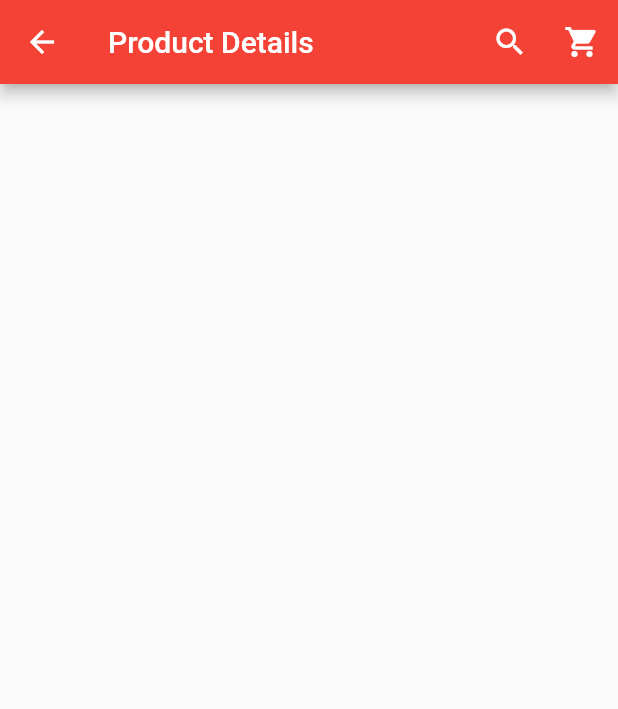
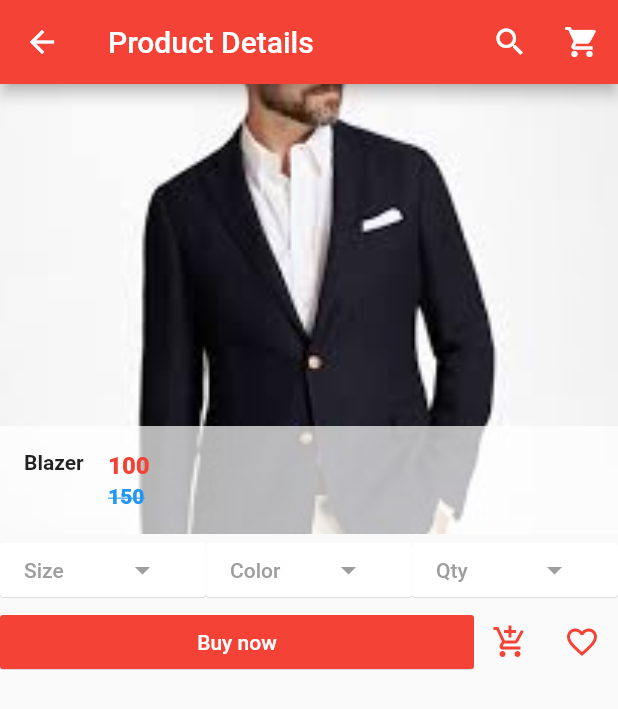
Before and after one commit to tribhuwan1123/flutter_shop_app, a Flutter app: the screen it shows after launch, after a tap on "Blazer", on a phone screen of 412 x 824 dp. Shown: the top 709 px of the screen. Run offline on Flutter 3.47's test engine with Material 2 defaults, Android fonts, the phone set to English and light mode, and no system bars; our stand-ins replace carousel_pro.

Commit message:
Product Details page

```diff
--- a/lib/components/products.dart
+++ b/lib/components/products.dart
@@ -15,7 +15,7 @@ class _ProductsState extends State<Products> {
       "price": "100"
     },
     {
-      "name": "Blazer",
+      "name": "Blazzer",
       "picture": "images/products/blazer2.jpeg",
       "oldPrice": "140",
       "price": "80"
@@ -39,7 +39,7 @@ class _ProductsState extends State<Products> {
       "price": "100"
     },
     {
-      "name": "Hills",
+      "name": "Hill Shoes",
       "picture": "images/products/hills2.jpeg",
       "oldPrice": "150",
       "price": "100"
@@ -51,7 +51,7 @@ class _ProductsState extends State<Products> {
       "price": "100"
     },
     {
-      "name": "Pants",
+      "name": "Pant",
       "picture": "images/products/pants2.jpeg",
       "oldPrice": "150",
       "price": "100"
@@ -69,7 +69,7 @@ class _ProductsState extends State<Products> {
       "price": "100"
     },
     {
-      "name": "Skirt",
+      "name": "Skirts",
       "picture": "images/products/skt2.jpeg",
       "oldPrice": "150",
       "price": "100"
@@ -84,10 +84,11 @@ class _ProductsState extends State<Products> {
             new SliverGridDelegateWithFixedCrossAxisCount(crossAxisCount: 2),
         itemBuilder: (BuildContext context, int index) {
           return SingleProduct(
-              productName: productDetails[index]['name'],
-              price: productDetails[index]['price'],
-              oldPrice: productDetails[index]['oldPrice'],
-              productImage: productDetails[index]['picture']);
+            productName: productDetails[index]['name'],
+            productImage: productDetails[index]['picture'],
+            price: productDetails[index]['price'],
+            oldPrice: productDetails[index]['oldPrice'],
+          );
         });
   }
 }
@@ -104,12 +105,17 @@ class SingleProduct extends StatelessWidget {
   @override
   Widget build(BuildContext context) {
     return Card(
-      child: Hero(
+      child: new Hero(
         tag: productName,
         child: Material(
           child: InkWell(
-            onTap: () => Navigator.of(context).push(new MaterialPageRoute(
-                builder: (context) => ProductDetail())),
+            onTap: () => Navigator.of(context).push(
+                new MaterialPageRoute(builder: (context) => ProductDetail(
+                  productDetailName: productName,
+                  productDetailNewPrice: price,
+                  productDetailOldPrice: oldPrice,
+                  productDetailImage: productImage,
+                ))),
             child: GridTile(
               footer: Container(
                 color: Colors.white70,
--- a/lib/main.dart
+++ b/lib/main.dart
@@ -20,7 +20,7 @@ class HomePage extends StatefulWidget {
 class _HomePageState extends State<HomePage> {
   @override
   Widget build(BuildContext context) {
-  Widget image_carousel= new Container(
+  Widget imageCarousel= new Container(
     height: 200.0,
     child: Carousel(
       boxFit: BoxFit.cover,
@@ -130,7 +130,7 @@ class _HomePageState extends State<HomePage> {
       ),
       body: new ListView(
         children: <Widget>[
-          image_carousel,
+          imageCarousel,
           new Padding(padding: const EdgeInsets.all(8.0),
           child: new Text('Categories'),),
           HorizontalList(),
--- a/lib/pages/productDetails.dart
+++ b/lib/pages/productDetails.dart
@@ -1,6 +1,17 @@
 import 'package:flutter/material.dart';
 
 class ProductDetail extends StatefulWidget {
+  final productDetailName;
+  final productDetailNewPrice;
+  final productDetailOldPrice;
+  final productDetailImage;
+
+  ProductDetail(
+      {this.productDetailName,
+      this.productDetailNewPrice,
+      this.productDetailOldPrice,
+      this.productDetailImage});
+
   @override
   _ProductDetailState createState() => _ProductDetailState();
 }
@@ -27,6 +38,120 @@ class _ProductDetailState extends State<ProductDetail> {
               onPressed: () {})
         ],
       ),
+      body: new ListView(
+        children: <Widget>[
+          new Container(
+            height: 300.0,
+            child: GridTile(
+              footer: Container(
+                color: Colors.white70,
+                child: ListTile(
+                  leading: Text(
+                    widget.productDetailName,
+                    style: TextStyle(fontWeight: FontWeight.bold),
+                  ),
+                  title: Text(
+                    widget.productDetailNewPrice,
+                    style: TextStyle(
+                        color: Colors.red, fontWeight: FontWeight.w800),
+                  ),
+                  subtitle: Text(
+                    widget.productDetailOldPrice,
+                    style: TextStyle(
+                        color: Colors.blue,
+                        fontWeight: FontWeight.w800,
+                        decoration: TextDecoration.lineThrough),
+                  ),
+                ),
+              ),
+              child: Image.asset(
+                widget.productDetailImage,
+                fit: BoxFit.cover,
+              ),
+            ),
+          ),
+          Row(
+            children: <Widget>[
+              Expanded(
+                child: MaterialButton(
+                  onPressed: () {},
+                  color: Colors.white,
+                  textColor: Colors.grey,
+                  elevation: 0.2,
+                  child: Row(
+                    children: <Widget>[
+                      Expanded(
+                        child: new Text("Size"),
+                      ),
+                      Expanded(
+                        child: new Icon(Icons.arrow_drop_down),
+
+                      )
+
+                    ],
+                  ),
+                ),
+              ),
+              Expanded(
+                child: MaterialButton(
+                  onPressed: () {},
+                  color: Colors.white,
+                  textColor: Colors.grey,
+                  elevation: 0.2,
+                  child: Row(
+                    children: <Widget>[
+                      Expanded(
+                        child: new Text("Color"),
+                      ),
+                      Expanded(
+                        child: new Icon(Icons.arrow_drop_down),
+
+                      )
+
+                    ],
+                  ),
+                ),
+              ),
+              Expanded(
+                child: MaterialButton(
+                  onPressed: () {},
+                  color: Colors.white,
+                  textColor: Colors.grey,
+                  elevation: 0.2,
+                  child: Row(
+                    children: <Widget>[
+                      Expanded(
+                        child: new Text("Qty"),
+                      ),
+                      Expanded(
+                        child: new Icon(Icons.arrow_drop_down),
+
+                      )
+
+                    ],
+                  ),
+                ),
+              ),
+            ],
+          ),
+          Row(
+            children: <Widget>[
+              Expanded(
+                child: MaterialButton(
+                  onPressed: () {},
+                  color: Colors.red,
+                  textColor: Colors.white,
+                  elevation: 0.2,
+                  child: new Text("Buy now"),
+                ),
+              ),
+              new IconButton(icon: Icon(Icons.add_shopping_cart) , color: Colors.red,onPressed: (){}),
+              new IconButton(icon: Icon(Icons.favorite_border) , color: Colors.red,onPressed: (){})
+
+            ],
+          )
+        ],
+      ),
     );
   }
 }
```
